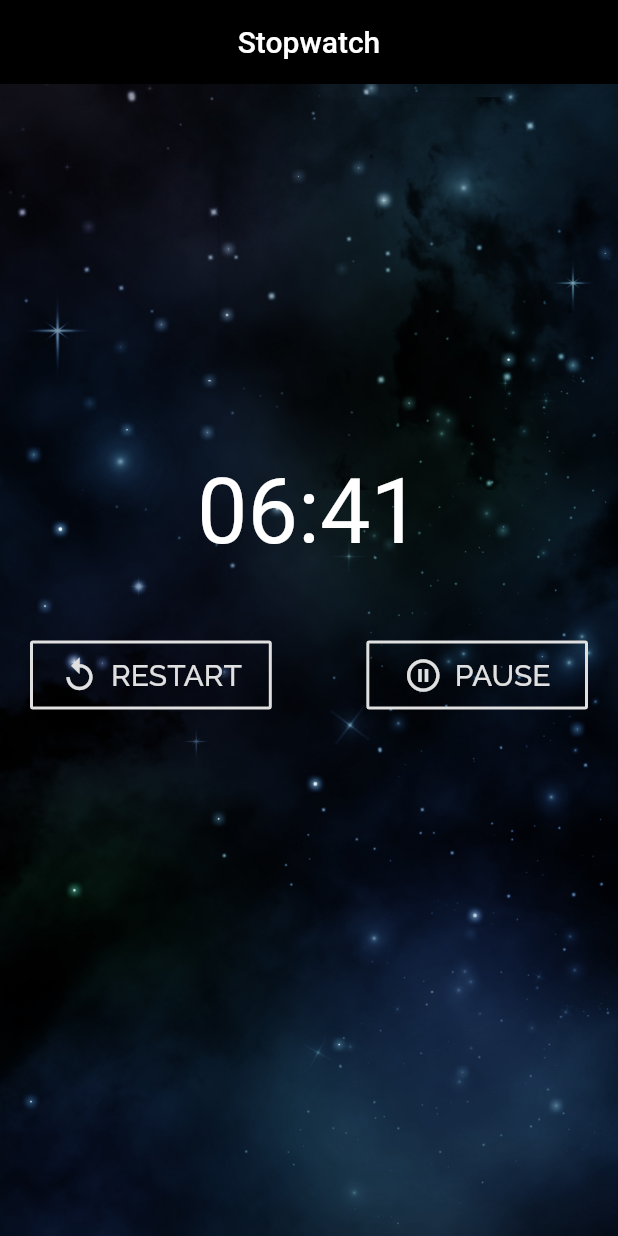
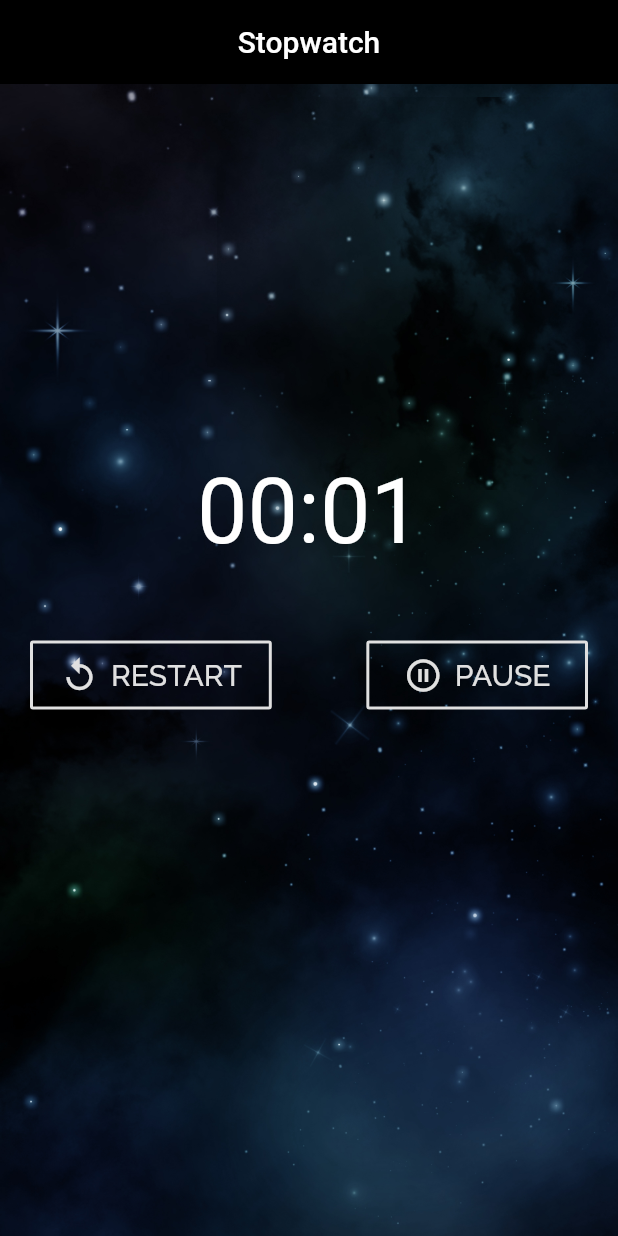
Before and after one commit to rafacoelho4/Stopwatch, a Flutter app: the screen it shows after launch, after a tap on "PLAY", on a phone screen of 412 x 824 dp. Run offline on Flutter 3.47's test engine with Material 2 defaults, Android fonts, the phone set to English and light mode, and no system bars; our stand-ins replace google_fonts.

Commit message:
App estável

```diff
--- a/stopwatch/lib/stopwatch.dart
+++ b/stopwatch/lib/stopwatch.dart
@@ -14,7 +14,7 @@ class _MainState extends State<Main> {
   String time = '00:00';
   Timer timing;
   DateTime data, original;
-  Duration sec = Duration(seconds: 4000);
+  Duration sec = Duration(seconds: 0);
 
   void _startClock(DateTime received) {
     setState(() {
```
